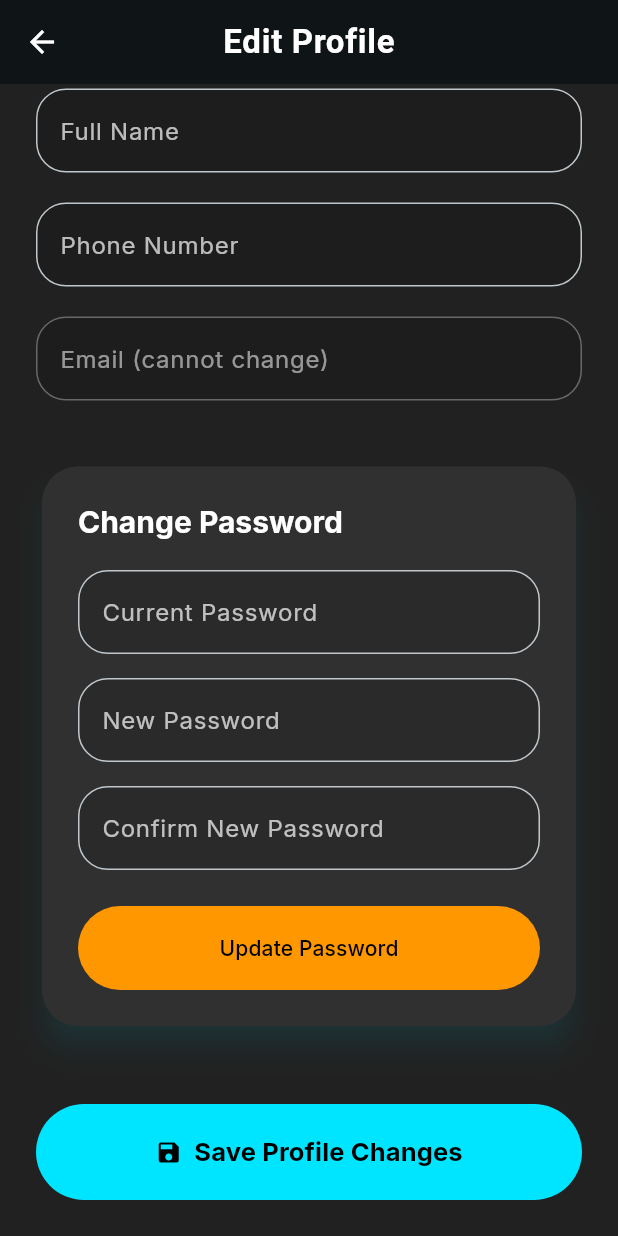
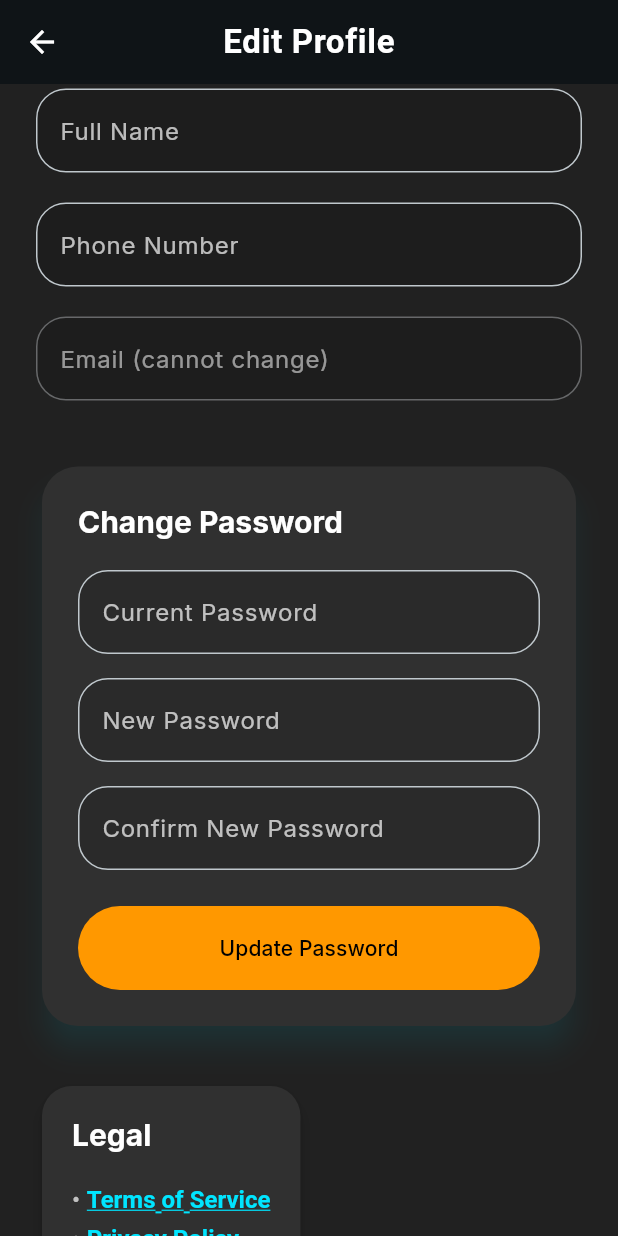
Before and after one commit to IssacVinson/polar-glow, a Flutter app: the ProfileScreen screen opened directly, scrolled down 125 dp, on a phone screen of 412 x 824 dp. Run offline on Flutter 3.47's test engine with Material 3 defaults, Android fonts, the phone set to English and light mode, and no system bars; our stand-ins replace cloud_firestore, cloud_functions, firebase_auth, firebase_core, firebase_storage, flutter_animate and 5 more; missing offline and left inert: flutter_stripe; accounts and stored records are empty.

Commit message:
added profile screen to ycustomer and Terms and conditions to all profile screens and updated pubspec

```diff
--- a/lib/Screens/profile_screen.dart
+++ b/lib/Screens/profile_screen.dart
@@ -2,6 +2,10 @@ import 'package:cloud_firestore/cloud_firestore.dart';
 import 'package:firebase_auth/firebase_auth.dart';
 import 'package:flutter/material.dart';
 import 'package:flutter/services.dart';
+import 'package:flutter/gestures.dart'; // ← Added for tappable links
+
+import 'privacy_policy_screen.dart';
+import 'terms_of_service_screen.dart';
 
 /// Formats phone as (907) 518-4614 while typing
 class PhoneFormatter extends TextInputFormatter {
@@ -408,6 +412,82 @@ class _ProfileScreenState extends State<ProfileScreen> {
 
               const SizedBox(height: 32),
 
+              // NEW: Legal Section (Terms + Privacy Policy)
+              Card(
+                elevation: 4,
+                color: Colors.grey[850],
+                shape: RoundedRectangleBorder(
+                  borderRadius: BorderRadius.circular(20),
+                ),
+                child: Padding(
+                  padding: const EdgeInsets.all(20),
+                  child: Column(
+                    crossAxisAlignment: CrossAxisAlignment.start,
+                    children: [
+                      Text(
+                        'Legal',
+                        style: Theme.of(context).textTheme.titleLarge?.copyWith(
+                              fontWeight: FontWeight.bold,
+                              color: Colors.white,
+                            ),
+                      ),
+                      const SizedBox(height: 16),
+                      RichText(
+                        text: TextSpan(
+                          style: const TextStyle(
+                            color: Colors.white70,
+                            fontSize: 16,
+                            height: 1.6,
+                          ),
+                          children: [
+                            const TextSpan(text: '• '),
+                            TextSpan(
+                              text: 'Terms of Service',
+                              style: TextStyle(
+                                color: _accentColor,
+                                decoration: TextDecoration.underline,
+                                fontWeight: FontWeight.w600,
+                              ),
+                              recognizer: TapGestureRecognizer()
+                                ..onTap = () {
+                                  Navigator.push(
+                                    context,
+                                    MaterialPageRoute(
+                                      builder: (_) =>
+                                          const TermsOfServiceScreen(),
+                                    ),
+                                  );
+                                },
+                            ),
+                            const TextSpan(text: '\n• '),
+                            TextSpan(
+                              text: 'Privacy Policy',
+                              style: TextStyle(
+                                color: _accentColor,
+                                decoration: TextDecoration.underline,
+                                fontWeight: FontWeight.w600,
+                              ),
+                              recognizer: TapGestureRecognizer()
+                                ..onTap = () {
+                                  Navigator.push(
+                                    context,
+                                    MaterialPageRoute(
+                                      builder: (_) =>
+                                          const PrivacyPolicyScreen(),
+                                    ),
+                                  );
+                                },
+                            ),
+                          ],
+                        ),
+                      ),
+                    ],
+                  ),
+                ),
+              ),
+
+              const SizedBox(height: 24),
+
               if (_errorMessage != null)
                 Text(
                   _errorMessage!,
--- a/pubspec.yaml
+++ b/pubspec.yaml
@@ -1,8 +1,9 @@
 name: polar_glow
-description: Polar Glow Car Detailing mobile app
+description: Polar Glow Car Detailing – Book professional on-location vehicle detailing services in Anchorage, Eagle River, Wasilla, Palmer, and JBER, Alaska. Mobile app with instant booking, secure Stripe payments, and real-time scheduling.
+
 publish_to: 'none'
 
-version: 1.0.0+1
+version: 1.0.1+2
 
 environment:
   sdk: '>=3.0.0 <4.0.0'
```
Also changed, not shown: lib/Screens/customer_dashboard.dart (+35 -1 lines), pubspec.lock, 2 other files.
